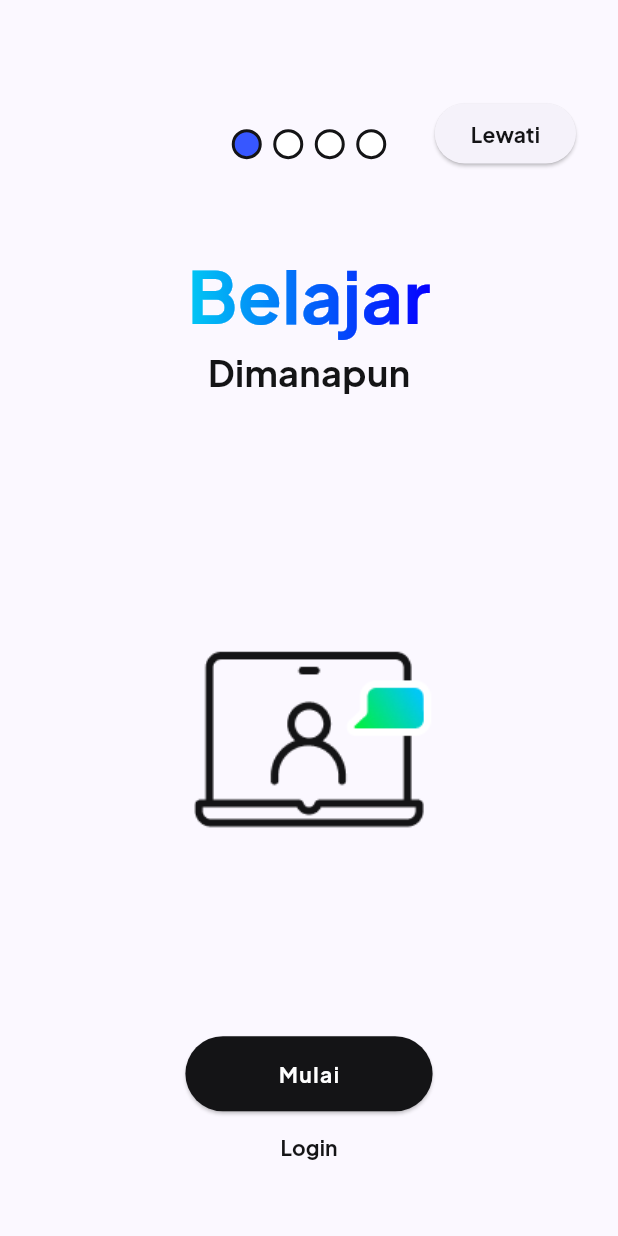
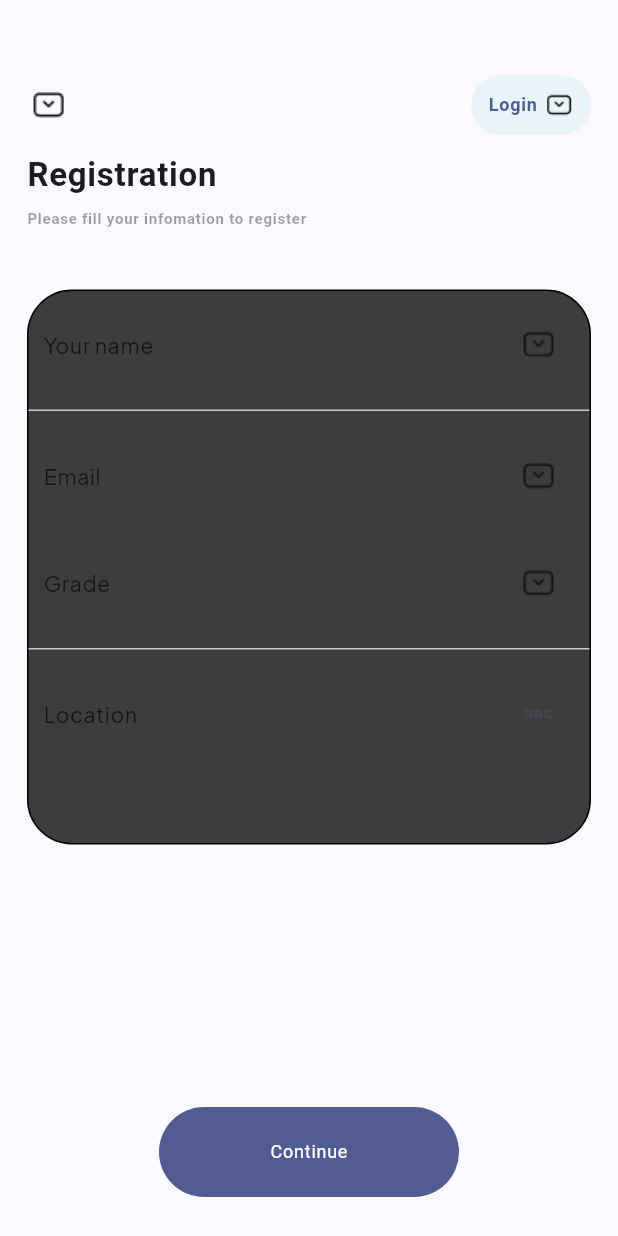
Before and after one commit to ideaver/satujuta-mobile-frontend, a Flutter app: the screen it shows after launch, on a phone screen of 412 x 824 dp. Run offline on Flutter 3.47's test engine with Material 2 defaults, Android fonts, the phone set to English and light mode, and no system bars.

Commit message:
add register screen

```diff
--- a/lib/main.dart
+++ b/lib/main.dart
@@ -1,5 +1,6 @@
 import 'package:flutter/material.dart';
 import 'package:satujuta_app_mobile/ui/foundations/foundation_colors.dart';
+import 'package:satujuta_app_mobile/ui/screens/register/register_screen.dart';
 
 import 'ui/ui.dart';
 
@@ -19,7 +20,7 @@ class MyApp extends StatelessWidget {
         colorScheme: ColorScheme.fromSeed(seedColor: FoundationColor.bgPrimary),
         useMaterial3: true,
       ),
-      home: const SplashScreenScreen(),
+      home: RegisterScreen(),
     );
   }
 }
--- /dev/null
+++ b/lib/ui/screens/register/register_screen.dart
@@ -0,0 +1,504 @@
+import 'package:flutter/material.dart';
+import 'package:satujuta_app_mobile/ui/atoms/my_form_custom.dart';
+import 'package:satujuta_app_mobile/ui/foundations/foundation_colors.dart';
+import 'package:satujuta_app_mobile/ui/foundations/foundation_links.dart';
+
+class RegisterScreen extends StatefulWidget {
+  RegisterScreen({Key? key}) : super(key: key);
+
+  @override
+  State<RegisterScreen> createState() => _RegisterScreenState();
+}
+
+class _RegisterScreenState extends State<RegisterScreen> {
+  @override
+  Widget build(BuildContext context) {
+    return Scaffold(
+      body: Padding(
+        padding: EdgeInsets.only(
+            left: 18,
+            right: 18,
+            top: MediaQuery.of(context).padding.top + 50,
+            bottom: MediaQuery.of(context).padding.bottom + 16),
+        child: Column(
+          crossAxisAlignment: CrossAxisAlignment.start,
+          children: [
+            Row(
+              children: [
+                Image.asset(
+                  FoundationLinks.linkContactLogo,
+                  height: 30,
+                ),
+                Spacer(),
+                InkWell(
+                  onTap: () {
+                    // Navigator.push(
+                    //   context,
+                    //   MaterialPageRoute(
+                    //     builder: (_) => LoginScreen(),
+                    //   ),
+                    // );
+                  },
+                  child: Container(
+                    height: 40,
+                    width: 80,
+                    decoration: BoxDecoration(
+                      color: Color.fromRGBO(233, 244, 248, 1),
+                      borderRadius: BorderRadius.circular(30),
+                      // border: Border.all(
+                      //   color: Theme.of(context).buttonTheme.colorScheme!.primary,
+                      // ),
+                    ),
+                    child: Row(
+                      mainAxisAlignment: MainAxisAlignment.center,
+                      children: [
+                        Text(
+                          "Login",
+                          style: Theme.of(context)
+                              .textTheme
+                              .bodyText1!
+                              .copyWith(
+                                  fontSize: 12,
+                                  fontWeight: FontWeight.bold,
+                                  color: Theme.of(context).primaryColor),
+                        ),
+                        SizedBox(
+                          width: 5,
+                        ),
+                        Image.asset(
+                          FoundationLinks.linkContactLogo,
+                          height: 20,
+                        ),
+                      ],
+                    ),
+                  ),
+                )
+              ],
+            ),
+            SizedBox(
+              height: 10,
+            ),
+            Expanded(
+              child: ListView(
+                padding: EdgeInsets.zero,
+                children: [
+                  Text(
+                    "Registration",
+                    style: Theme.of(context).textTheme.bodyText1!.copyWith(
+                          fontSize: 22,
+                          fontWeight: FontWeight.bold,
+                        ),
+                  ),
+                  SizedBox(
+                    height: 5,
+                  ),
+                  Text(
+                    "Please fill your infomation to register",
+                    style: Theme.of(context).textTheme.bodyText1!.copyWith(
+                          fontSize: 10,
+                          color: Theme.of(context).disabledColor,
+                          fontWeight: FontWeight.bold,
+                        ),
+                  ),
+                  SizedBox(
+                    height: 40,
+                  ),
+                  Container(
+                    height: 370,
+                    width: double.infinity,
+                    decoration: BoxDecoration(
+                      color: Color.fromARGB(255, 61, 61, 61),
+                      border: Border.all(color: Colors.black),
+                      borderRadius: BorderRadius.all(Radius.circular(30)),
+                    ),
+                    child: Column(
+                      children: [
+                        Padding(
+                          padding: const EdgeInsets.all(10),
+                          child: MyFormCustom(
+                            suffixIcon: IconButton(
+                              icon: Image.asset(
+                                FoundationLinks.linkContactLogo,
+                                height: 25,
+                              ),
+                              onPressed: () {},
+                            ),
+                            click: () {},
+                            lableText: 'Your name',
+                          ),
+                        ),
+                        Divider(),
+                        Padding(
+                          padding: const EdgeInsets.all(10),
+                          child: MyFormCustom(
+                            suffixIcon: IconButton(
+                              icon: Image.asset(
+                                FoundationLinks.linkContactLogo,
+                                height: 25,
+                              ),
+                              onPressed: () {},
+                            ),
+                            click: () {},
+                            lableText: 'Email',
+                          ),
+                        ),
+                        Padding(
+                          padding: const EdgeInsets.all(10),
+                          child: MyFormCustom(
+                            suffixIcon: IconButton(
+                              icon: Image.asset(
+                                FoundationLinks.linkContactLogo,
+                                height: 25,
+                              ),
+                              onPressed: () {},
+                            ),
+                            click: () {
+                              showModalBottomSheet<void>(
+                                context: context,
+                                builder: (BuildContext context) {
+                                  return ListView(
+                                    children: [
+                                      Container(
+                                        child: Padding(
+                                          padding: const EdgeInsets.all(20),
+                                          child: Column(
+                                            children: [
+                                              Row(
+                                                mainAxisAlignment:
+                                                    MainAxisAlignment.end,
+                                                children: [
+                                                  InkWell(
+                                                    onTap: () {
+                                                      Navigator.pop(context);
+                                                    },
+                                                    child: Image.asset(
+                                                      FoundationLinks
+                                                          .linkContactLogo,
+                                                      height: 30,
+                                                    ),
+                                                  ),
+                                                ],
+                                              ),
+                                              SizedBox(
+                                                height: 20,
+                                              ),
+                                              Image.asset(
+                                                FoundationLinks.linkContactLogo,
+                                                height: 30,
+                                              ),
+                                              SizedBox(
+                                                height: 20,
+                                              ),
+                                              Text(
+                                                "What grade are you in?",
+                                                style: Theme.of(context)
+                                                    .textTheme
+                                                    .bodyText1!
+                                                    .copyWith(
+                                                      fontSize: 22,
+                                                      fontWeight:
+                                                          FontWeight.bold,
+                                                    ),
+                                              ),
+                                              SizedBox(
+                                                height: 5,
+                                              ),
+                                              Text(
+                                                "or What grade is your child in?",
+                                                style: Theme.of(context)
+                                                    .textTheme
+                                                    .bodyText1!
+                                                    .copyWith(
+                                                      fontSize: 10,
+                                                      color: Theme.of(context)
+                                                          .disabledColor,
+                                                      fontWeight:
+                                                          FontWeight.bold,
+                                                    ),
+                                              ),
+                                              SizedBox(
+                                                height: 30,
+                                              ),
+                                              Image.asset(
+                                                FoundationLinks.linkContactLogo,
+                                                height: 100,
+                                              ),
+                                              SizedBox(
+                                                height: 30,
+                                              ),
+                                              Center(
+                                                child: InkWell(
+                                                  onTap: () {
+                                                    // Navigator.push(
+                                                    //   context,
+                                                    //   MaterialPageRoute(
+                                                    //     builder: (_) =>
+                                                    //         CreatePasswordScreen(),
+                                                    //   ),
+                                                    // );
+                                                  },
+                                                  child: Container(
+                                                    height: 60,
+                                                    width: 225,
+                                                    decoration: BoxDecoration(
+                                                      color: Theme.of(context)
+                                                          .primaryColor,
+                                                      borderRadius:
+                                                          BorderRadius.all(
+                                                              Radius.circular(
+                                                                  30)),
+                                                    ),
+                                                    child: Center(
+                                                      child: Text(
+                                                        "Continue",
+                                                        style: Theme.of(context)
+                                                            .textTheme
+                                                            .bodyText1!
+                                                            .copyWith(
+                                                              fontSize: 12,
+                                                              color:
+                                                                  Colors.white,
+                                                            ),
+                                                      ),
+                                                    ),
+                                                  ),
+                                                ),
+                                              ),
+                                              SizedBox(
+                                                height: 10,
+                                              ),
+                                            ],
+                                          ),
+                                        ),
+                                        decoration: BoxDecoration(
+                                          color: Colors.white,
+                                          // border: Border.all(
+                                          //     color: HexColor("#EBEBF0")),
+                                          borderRadius: BorderRadius.only(
+                                            topLeft:
+                                                const Radius.circular(25.0),
+                                            topRight:
+                                                const Radius.circular(25.0),
+                                          ),
+                                        ),
+                                      ),
+                                    ],
+                                  );
+                                },
+                              );
+                            },
+                            lableText: 'Grade',
+                          ),
+                        ),
+                        Divider(),
+                        Padding(
+                          padding: const EdgeInsets.all(10),
+                          child: MyFormCustom(
+                            suffixIcon: IconButton(
+                              icon: Icon(Icons.abc_outlined),
+                              onPressed: () {},
+                            ),
+                            click: () {
+                              showModalBottomSheet<void>(
+                                context: context,
+                                builder: (BuildContext context) {
+                                  return ListView(
+                                    children: [
+                                      Container(
+                                        child: Column(
+                                          children: [
+                                            Stack(
+                                              alignment: Alignment.bottomCenter,
+                                              children: [
+                                                Icon(Icons.abc),
+                                                Column(
+                                                  children: [
+                                                    Text(
+                                                      "Choose your location",
+                                                      style: Theme.of(context)
+                                                          .textTheme
+                                                          .bodyText1!
+                                                          .copyWith(
+                                                            fontSize: 22,
+                                                            fontWeight:
+                                                                FontWeight.bold,
+                                                          ),
+                                                    ),
+                                                    SizedBox(
+                                                      height: 5,
+                                                    ),
+                                                    Text(
+                                                      "Pick on map or select",
+                                                      style: Theme.of(context)
+                                                          .textTheme
+                                                          .bodyText1!
+                                                          .copyWith(
+                                                            fontSize: 10,
+                                                            color: Theme.of(
+                                                                    context)
+                                                                .disabledColor,
+                                                            fontWeight:
+                                                                FontWeight.bold,
+                                                          ),
+                                                    ),
+                                                  ],
+                                                ),
+                                                SizedBox(
+                                                  height: 40,
+                                                ),
+                                              ],
+                                            ),
+                                            SizedBox(
+                                              height: 20,
+                                            ),
+                                            Padding(
+                                              padding: const EdgeInsets.all(20),
+                                              child: Container(
+                                                height: 100,
+                                                width: double.infinity,
+                                                decoration: BoxDecoration(
+                                                  color: Color.fromARGB(
+                                                      255, 61, 61, 61),
+                                                  border: Border.all(
+                                                      color: Colors.black),
+                                                  borderRadius:
+                                                      BorderRadius.all(
+                                                          Radius.circular(30)),
+                                                ),
+                                                child: Column(
+                                                  children: [
+                                                    Padding(
+                                                      padding:
+                                                          const EdgeInsets.all(
+                                                              15),
+                                                      child: MyFormCustom(
+                                                        suffixIcon: IconButton(
+                                                          icon: Icon(Icons.abc),
+                                                          onPressed: () {},
+                                                        ),
+                                                        click: () {},
+                                                        lableText: 'Location',
+                                                      ),
+                                                    ),
+                                                  ],
+                                                ),
+                                              ),
+                                            ),
+                                            SizedBox(
+                                              height: 20,
+                                            ),
+                                            Center(
+                                              child: Container(
+                                                height: 60,
+                                                width: 200,
+                                                decoration: BoxDecoration(
+                                                  color: Theme.of(context)
+                                                      .primaryColor,
+                                                  borderRadius:
+                                                      BorderRadius.all(
+                                                          Radius.circular(30)),
+                                                ),
+                                                child: Center(
+                                                  child: Text(
+                                                    "Continue",
+                                                    style: Theme.of(context)
+                                                        .textTheme
+                                                        .bodyText1!
+                                                        .copyWith(
+                                                          fontSize: 12,
+                                                          color: Colors.white,
+                                                        ),
+                                                  ),
+                                                ),
+                                              ),
+                                            ),
+                                            SizedBox(
+                                              height: 10,
+                                            ),
+                                            Center(
+                                              child: Text(
+                                                "Setup later",
+                                                style: Theme.of(context)
+                                                    .textTheme
+                                                    .bodyText1!
+                                                    .copyWith(
+                                                        fontSize: 12,
+                                                        fontWeight:
+                                                            FontWeight.bold,
+                                                        color: Theme.of(context)
+                                                            .primaryColor),
+                                              ),
+                                            ),
+                                            SizedBox(
+                                              height: 30,
+                                            ),
+                                          ],
+                                        ),
+                                        decoration: BoxDecoration(
+                                          color: Colors.white,
+                                          border: Border.all(
+                                              color:
+                                                  FoundationColor.bgColorGrey),
+                                          borderRadius: BorderRadius.only(
+                                            topLeft:
+                                                const Radius.circular(25.0),
+                                            topRight:
+                                                const Radius.circular(25.0),
+                                          ),
+                                        ),
+                                      ),
+                                    ],
+                                  );
+                                },
+                              );
+                            },
+                            lableText: 'Location',
+                          ),
+                        ),
+                      ],
+                    ),
+                  ),
+                ],
+              ),
+            ),
+            SizedBox(
+              height: 20,
+            ),
+            InkWell(
+              onTap: () {
+                // Navigator.push(
+                //   context,
+                //   MaterialPageRoute(
+                //     builder: (_) => CreatePasswordScreen(),
+                //   ),
+                // );
+              },
+              child: Center(
+                child: Container(
+                  height: 60,
+                  width: 200,
+                  decoration: BoxDecoration(
+                    color: Theme.of(context).primaryColor,
+                    borderRadius: BorderRadius.all(Radius.circular(30)),
+                  ),
+                  child: Center(
+                    child: Text(
+                      "Continue",
+                      style: Theme.of(context).textTheme.bodyText1!.copyWith(
+                            fontSize: 12,
+                            color: Colors.white,
+                          ),
+                    ),
+                  ),
+                ),
+              ),
+            ),
+            SizedBox(
+              height: 10,
+            )
+          ],
+        ),
+      ),
+    );
+  }
+}
```
Also changed, not shown: lib/constant.dart (deleted, +0 -37 lines).
